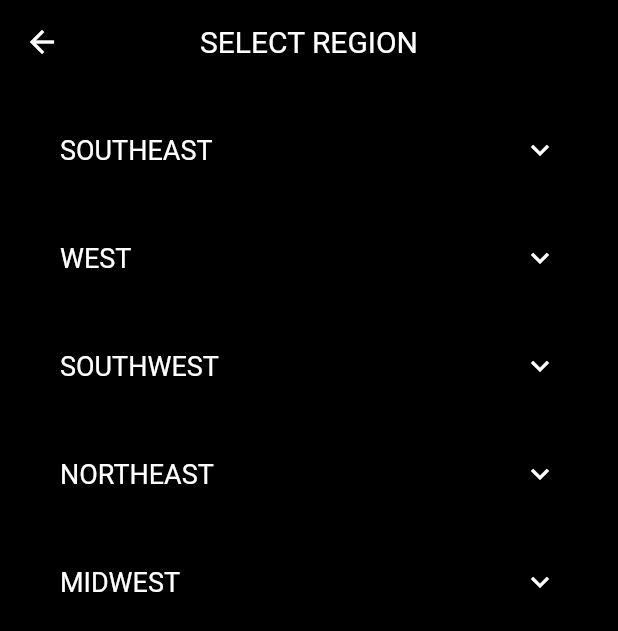
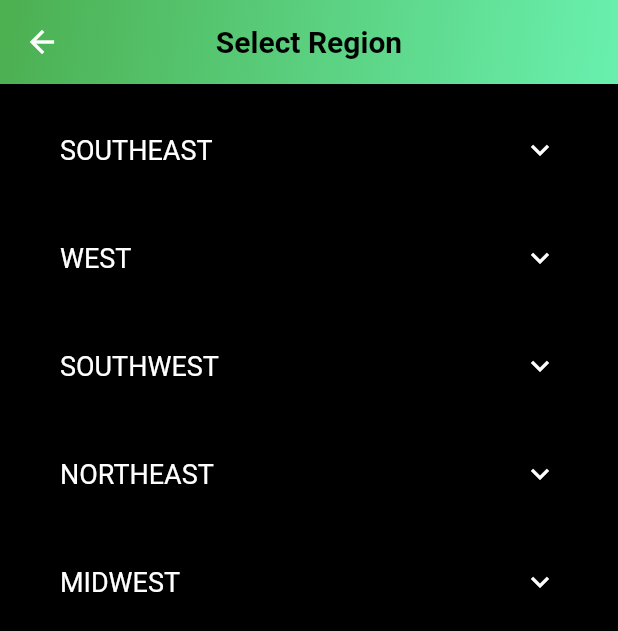
Before and after one commit to marktorrescoding/acen, a Flutter app: the screen it shows after launch, after a tap on "Regions", on a phone screen of 412 x 824 dp. Shown: the top 631 px of the screen. Run offline on Flutter 3.47's test engine with Material 2 defaults, Android fonts, the phone set to English and light mode, and no system bars; our stand-ins replace geolocator, google_fonts, graphql, graphql_flutter, shared_preferences, sqflite; accounts and stored records are empty; network calls fail.

Commit message:
wifi switch

```diff
--- a/lib/pages/Regions.dart
+++ b/lib/pages/Regions.dart
@@ -111,17 +111,26 @@ class _RegionPageState extends State<RegionPage> with WidgetsBindingObserver {
   Widget build(BuildContext context) {
     return Scaffold(
       appBar: AppBar(
-        backgroundColor: Colors.black,
+        flexibleSpace: Container(
+          decoration: BoxDecoration(
+            gradient: LinearGradient(
+              colors: [Colors.green, Colors.greenAccent],
+              begin: Alignment.topLeft,
+              end: Alignment.bottomRight,
+            ),
+          ),
+        ),
         title: Text(
-          'SELECT REGION',
+          'Select Region',
           style: TextStyle(
             fontSize: 20,
-            fontWeight: FontWeight.normal,
-            color: Colors.white,
+            fontWeight: FontWeight.bold,
+            color: Colors.black,
           ),
         ),
         centerTitle: true,
       ),
+
       backgroundColor: Colors.black,
       body: ListView.separated(
         padding: EdgeInsets.all(16.0),
--- a/lib/pages/home_page/home_page.dart
+++ b/lib/pages/home_page/home_page.dart
@@ -32,6 +32,7 @@ class _HomePageState extends State<HomePage> {
   Future<List<ClimbingRoute>>? _apiSearchResult;
   Future<List<ClimbingRoute>>? _localSearchResult;
   List<String>? _nearbyAreas;
+  bool _isSwitched = true;
 
   @override
   void initState() {
@@ -78,26 +79,35 @@ class _HomePageState extends State<HomePage> {
     );
   }
 
+  void _dismissKeyboard() {
+    FocusScope.of(context).unfocus();
+  }
+
   @override
   Widget build(BuildContext context) {
-    return Scaffold(
+    return GestureDetector(
+      onTap: _dismissKeyboard,
+      child: Scaffold(
         appBar: AppBarWidget(),
-      backgroundColor: Colors.black, // Set the background color to black
-      body: Column(
+        backgroundColor: Colors.black,
+        body: Center(
+          child: Column(
             children: [
               CustomSearchBar(
-            labelText: 'Search API',
-            controller: _apiController,
-            onPressed: _searchApi,
-          ),
-          CustomSearchBar(
-            labelText: 'Search Local',
-            controller: _localController,
-            onPressed: _searchLocal,
+                labelText: _isSwitched ? 'Search API' : 'Search Local',
+                controller: _isSwitched ? _apiController : _localController,
+                onPressed: _isSwitched ? _searchApi : _searchLocal,
+                isSwitched: _isSwitched,
+                onSwitched: (value) {
+                  setState(() {
+                    _isSwitched = value;
+                  });
+                },
               ),
               Row(
                 mainAxisAlignment: MainAxisAlignment.spaceEvenly,
                 children: [
+
                   Button(
                     text: 'Regions',
                     icon: Icons.location_on,
@@ -128,6 +138,8 @@ class _HomePageState extends State<HomePage> {
                 ),
               ),
             ],
+          ),
+        ),
       ),
     );
   }
--- a/lib/pages/home_page/widgets/app_bar/app_bar.dart
+++ b/lib/pages/home_page/widgets/app_bar/app_bar.dart
@@ -12,17 +12,22 @@ class AppBarWidget extends StatelessWidget implements PreferredSizeWidget {
       flexibleSpace: Container(
         decoration: BoxDecoration(
           gradient: LinearGradient(
-            colors: [Color(0xFF00BFA5), Color(0xFF00ACC1)],
+            colors: [Colors.greenAccent, Colors.green], // Reversed the order of colors
             begin: Alignment.topLeft,
             end: Alignment.bottomRight,
           ),
         ),
       ),
       centerTitle: true,
-      title: ShaderMask(
+      leading: Container(),
+      title: IntrinsicWidth(
+        child: Row(
+          mainAxisAlignment: MainAxisAlignment.center,
+          children: [
+            ShaderMask(
               shaderCallback: (bounds) {
                 return LinearGradient(
-            colors: [Colors.black, Colors.grey[800]!], // Use Colors.grey[800] for a darker gray
+                  colors: [Colors.grey[800]!, Colors.black], // Reversed the order of colors
                   begin: Alignment.centerLeft,
                   end: Alignment.centerRight,
                 ).createShader(bounds);
@@ -35,6 +40,15 @@ class AppBarWidget extends StatelessWidget implements PreferredSizeWidget {
                 ),
               ),
             ),
+            SizedBox(width: 8),
+            Icon(
+              Icons.landscape,
+              color: Colors.black,
+              size: 24,
+            ),
+          ],
+        ),
+      ),
       actions: [
         UserProfile(),
         SettingsButton(),
--- a/lib/pages/home_page/widgets/climbing_routes_list_view.dart
+++ b/lib/pages/home_page/widgets/climbing_routes_list_view.dart
@@ -14,7 +14,9 @@ class ClimbingRoutesListView extends StatelessWidget {
     } else if (snapshot.hasError) {
       return Center(child: Text('Failed to load climbs'));
     } else if (snapshot.hasData) {
-      return ListView.builder(
+      return Container(
+        color: Colors.white,
+        child: ListView.builder(
           itemCount: snapshot.data!.length,
           itemBuilder: (context, index) {
             return InkWell(
@@ -43,6 +45,7 @@ class ClimbingRoutesListView extends StatelessWidget {
               ),
             );
           },
+        ),
       );
     }
     return SizedBox.shrink();
--- a/lib/pages/home_page/widgets/search_bar.dart
+++ b/lib/pages/home_page/widgets/search_bar.dart
@@ -4,30 +4,50 @@ class CustomSearchBar extends StatelessWidget {
   final String labelText;
   final TextEditingController controller;
   final VoidCallback onPressed;
+  final bool isSwitched;
+  final ValueChanged<bool> onSwitched;
 
   const CustomSearchBar({
     required this.labelText,
     required this.controller,
     required this.onPressed,
+    required this.isSwitched,
+    required this.onSwitched,
   });
 
   @override
   Widget build(BuildContext context) {
     return Padding(
       padding: const EdgeInsets.all(8.0),
-      child: TextField(
-        controller: controller,
-        onSubmitted: (_) => onPressed(),
-        style: TextStyle(color: Colors.black), // Set the text color to black
-        decoration: InputDecoration(
-          labelText: labelText,
-          labelStyle: TextStyle(color: Colors.black), // Set the label color to black
-          suffixIcon: IconButton(
-            icon: Icon(Icons.search),
-            onPressed: onPressed,
+      child: Container(
+        decoration: BoxDecoration(
+          color: Colors.white,
+          borderRadius: BorderRadius.circular(10),
+        ),
+        child: TextField(
+          controller: controller,
+          onSubmitted: (_) => onPressed(),
+          style: TextStyle(color: Colors.black),
+          decoration: InputDecoration(
+            labelText: labelText,
+            labelStyle: TextStyle(color: Colors.black),
+            suffixIcon: Row(
+              mainAxisSize: MainAxisSize.min,
+              children: [
+                Icon(
+                  isSwitched ? Icons.wifi : Icons.wifi_off, // Display different icons
+                  size: 24.0,
+                  color: isSwitched ? Colors.green : Colors.green,
+                ),
+                Switch(
+                  value: isSwitched,
+                  onChanged: onSwitched,
+                ),
+              ],
+            ),
+            border: InputBorder.none,
+            contentPadding: EdgeInsets.symmetric(horizontal: 16),
           ),
-          filled: true, // Set the background color to white
-          fillColor: Colors.white, // Set the background color to white
         ),
       ),
     );
```
Also changed, not shown: assets/icons/goat.png (added). Lines whose indentation alone changed are shown as unchanged.
